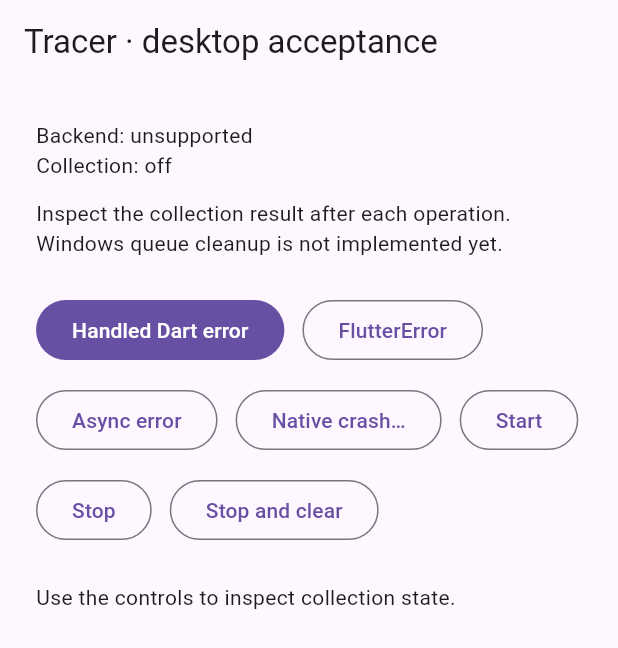
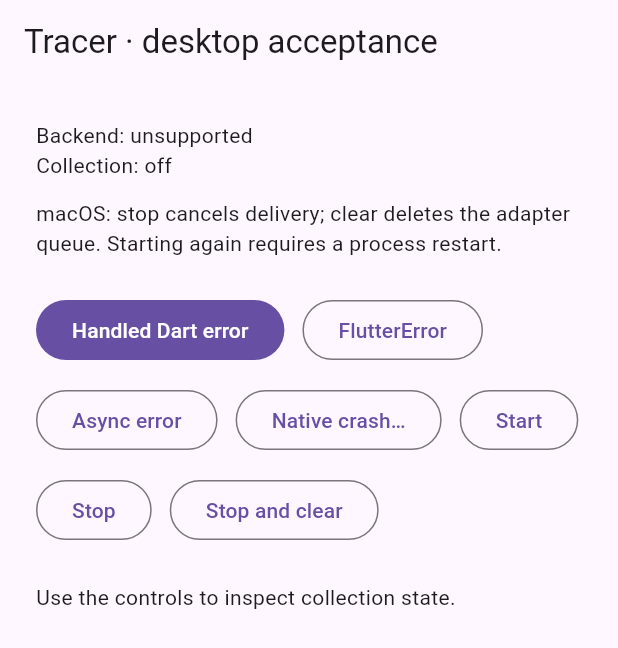
Before and after one commit to KonstantenKomkov/apptracer_flutter, a Flutter app: the screen it shows after launch, on a phone screen of 412 x 824 dp. Shown: the top 648 px of the screen. Run offline on Flutter 3.47's test engine with Material 3 defaults, Android fonts, the phone set to English and light mode, and no system bars; our stand-ins replace plugin_platform_interface, sentry_flutter, web; missing offline and left inert: dart:js_interop.

```diff
--- a/packages/apptracer_flutter_desktop/example/lib/main.dart
+++ b/packages/apptracer_flutter_desktop/example/lib/main.dart
@@ -153,9 +153,12 @@ class _DesktopProbeAppState extends State<DesktopProbeApp> {
                   Text('Backend: ${TracerPlatform.instance.backendName}'),
                   Text('Collection: ${Tracer.isEnabled ? "enabled" : "off"}'),
                   const SizedBox(height: 12),
-                  const Text(
-                    'Inspect the collection result after each operation. '
-                    'Windows queue cleanup is not implemented yet.',
+                  Text(
+                    Platform.isWindows
+                        ? 'Windows queue cleanup is not implemented yet. '
+                            'Inspect the collection result after each operation.'
+                        : 'macOS: stop cancels delivery; clear deletes the adapter queue. '
+                            'Starting again requires a process restart.',
                   ),
                   const SizedBox(height: 24),
                   Wrap(
```
Also changed, not shown: 5 other files.
